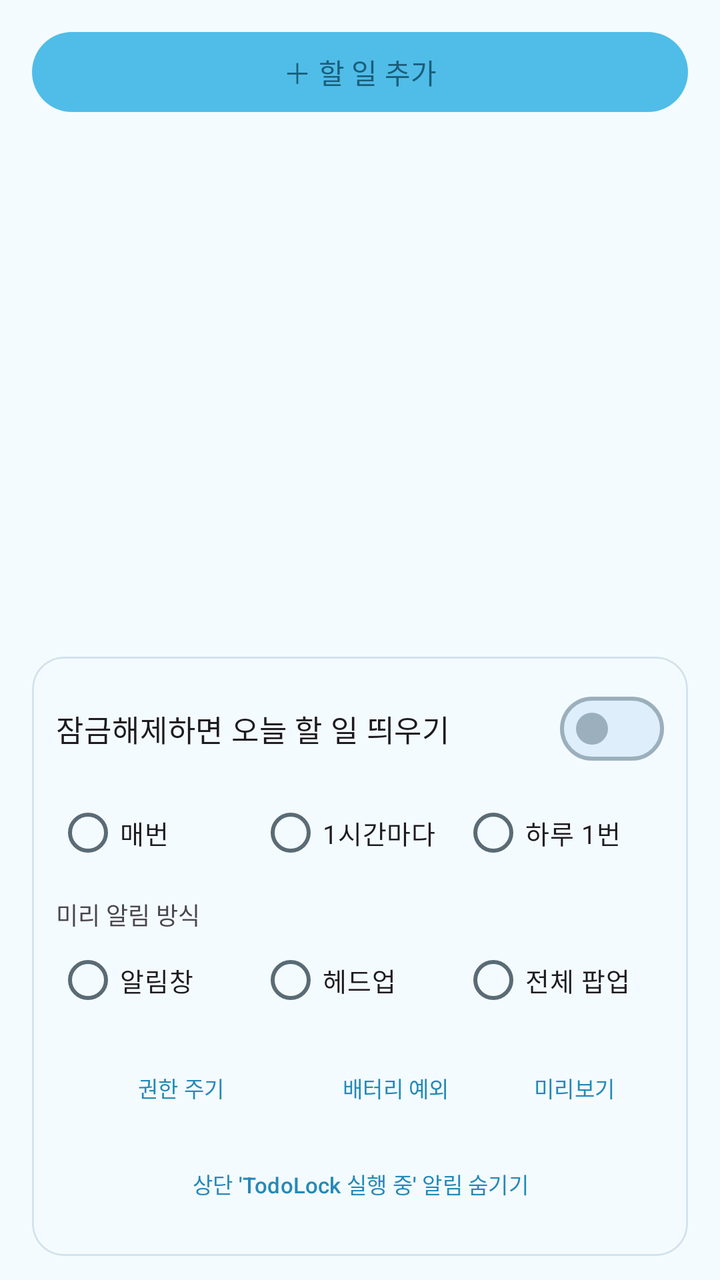
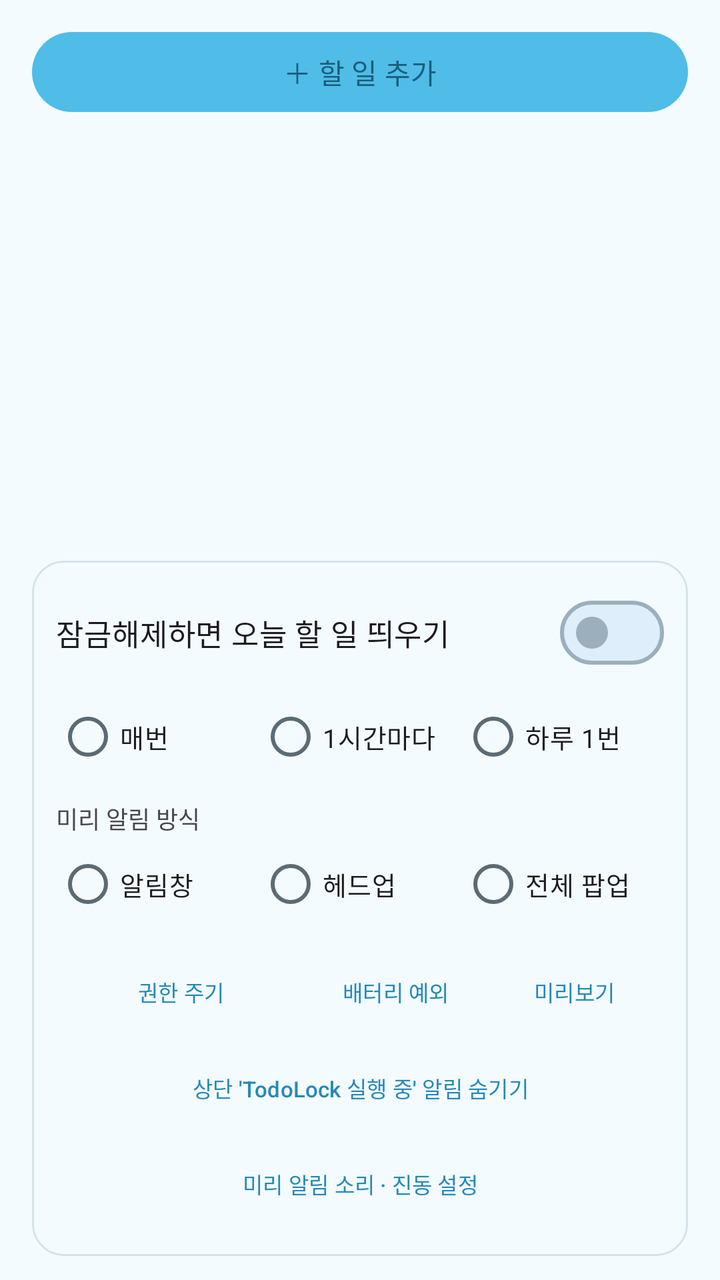

An Android layout rendered at two revisions. The XML below is the earlier revision; the diff shows what the commit changed to produce the second picture.
<!-- AndroidManifest.xml: application theme Theme.TodoLock -->
<!-- res/layout/activity_main.xml -->
<?xml version="1.0" encoding="utf-8"?>
<LinearLayout xmlns:android="http://schemas.android.com/apk/res/android"
    xmlns:app="http://schemas.android.com/apk/res-auto"
    android:layout_width="match_parent"
    android:layout_height="match_parent"
    android:orientation="vertical"
    android:fitsSystemWindows="true"
    android:paddingStart="16dp"
    android:paddingEnd="16dp"
    android:paddingTop="12dp"
    android:paddingBottom="12dp">

    <com.google.android.material.button.MaterialButton
        android:id="@+id/btnOpenAdd"
        style="@style/Widget.TodoLock.Button.Sky"
        android:layout_width="match_parent"
        android:layout_height="wrap_content"
        android:text="＋ 할 일 추가" />

    <TextView
        android:id="@+id/tvEmpty"
        android:layout_width="match_parent"
        android:layout_height="wrap_content"
        android:gravity="center"
        android:paddingTop="32dp"
        android:paddingBottom="32dp"
        android:alpha="0.55"
        android:text="할 일이 없습니다.\n오늘 할 일이 없으면 잠금해제 시 팝업도 뜨지 않아요."
        android:visibility="gone" />

    <androidx.recyclerview.widget.RecyclerView
        android:id="@+id/recycler"
        android:layout_width="match_parent"
        android:layout_height="0dp"
        android:layout_weight="1"
        android:layout_marginTop="8dp"
        android:clipToPadding="false"
        android:scrollbars="vertical" />

    <com.google.android.material.card.MaterialCardView
        android:layout_width="match_parent"
        android:layout_height="wrap_content"
        android:layout_marginTop="8dp"
        app:cardCornerRadius="16dp"
        app:cardElevation="0dp"
        app:strokeWidth="1dp">

        <LinearLayout
            android:layout_width="match_parent"
            android:layout_height="wrap_content"
            android:orientation="vertical"
            android:padding="12dp">

            <com.google.android.material.materialswitch.MaterialSwitch
                android:id="@+id/swEnabled"
                android:layout_width="match_parent"
                android:layout_height="wrap_content"
                android:text="잠금해제하면 오늘 할 일 띄우기"
                android:textSize="15sp" />

            <RadioGroup
                android:id="@+id/rgMode"
                android:layout_width="match_parent"
                android:layout_height="wrap_content"
                android:orientation="horizontal"
                android:layout_marginTop="4dp">

                <RadioButton
                    android:id="@+id/rbAlways"
                    android:layout_width="0dp"
                    android:layout_height="wrap_content"
                    android:layout_weight="1"
                    android:textSize="13sp"
                    android:text="매번" />

                <RadioButton
                    android:id="@+id/rbHourly"
                    android:layout_width="0dp"
                    android:layout_height="wrap_content"
                    android:layout_weight="1"
                    android:textSize="13sp"
                    android:text="1시간마다" />

                <RadioButton
                    android:id="@+id/rbOnce"
                    android:layout_width="0dp"
                    android:layout_height="wrap_content"
                    android:layout_weight="1"
                    android:textSize="13sp"
                    android:text="하루 1번" />
            </RadioGroup>

            <TextView
                android:layout_width="match_parent"
                android:layout_height="wrap_content"
                android:layout_marginTop="8dp"
                android:text="미리 알림 방식"
                android:textSize="12sp"
                android:textColor="?android:attr/textColorSecondary" />

            <RadioGroup
                android:id="@+id/rgRemind"
                android:layout_width="match_parent"
                android:layout_height="wrap_content"
                android:orientation="horizontal">

                <RadioButton
                    android:id="@+id/rbShade"
                    android:layout_width="0dp"
                    android:layout_height="wrap_content"
                    android:layout_weight="1"
                    android:textSize="13sp"
                    android:text="알림창" />

                <RadioButton
                    android:id="@+id/rbHeadsUp"
                    android:layout_width="0dp"
                    android:layout_height="wrap_content"
                    android:layout_weight="1"
                    android:textSize="13sp"
                    android:text="헤드업" />

                <RadioButton
                    android:id="@+id/rbPopup"
                    android:layout_width="0dp"
                    android:layout_height="wrap_content"
                    android:layout_weight="1"
                    android:textSize="13sp"
                    android:text="전체 팝업" />
            </RadioGroup>

            <TextView
                android:id="@+id/tvPermWarn"
                android:layout_width="match_parent"
                android:layout_height="wrap_content"
                android:textSize="12sp"
                android:textColor="?attr/colorError"
                android:layout_marginTop="4dp"
                android:text="⚠ '다른 앱 위에 표시' 권한이 없으면 팝업 대신 알림으로만 표시됩니다."
                android:visibility="gone" />

            <LinearLayout
                android:layout_width="match_parent"
                android:layout_height="wrap_content"
                android:orientation="horizontal"
                android:layout_marginTop="6dp">

                <com.google.android.material.button.MaterialButton
                    android:id="@+id/btnOverlay"
                    style="@style/Widget.Material3.Button.TextButton"
                    android:layout_width="0dp"
                    android:layout_height="wrap_content"
                    android:layout_weight="1.4"
                    android:textSize="11sp"
                    android:paddingStart="4dp"
                    android:paddingEnd="4dp"
                    android:insetLeft="0dp"
                    android:insetRight="0dp"
                    android:text="권한 주기" />

                <com.google.android.material.button.MaterialButton
                    android:id="@+id/btnBattery"
                    style="@style/Widget.Material3.Button.TextButton"
                    android:layout_width="0dp"
                    android:layout_height="wrap_content"
                    android:layout_weight="1"
                    android:textSize="11sp"
                    android:paddingStart="4dp"
                    android:paddingEnd="4dp"
                    android:insetLeft="0dp"
                    android:insetRight="0dp"
                    android:text="배터리 예외" />

                <com.google.android.material.button.MaterialButton
                    android:id="@+id/btnTest"
                    style="@style/Widget.Material3.Button.TextButton"
                    android:layout_width="0dp"
                    android:layout_height="wrap_content"
                    android:layout_weight="1"
                    android:textSize="11sp"
                    android:paddingStart="4dp"
                    android:paddingEnd="4dp"
                    android:insetLeft="0dp"
                    android:insetRight="0dp"
                    android:text="미리보기" />
            </LinearLayout>

            
            <com.google.android.material.button.MaterialButton
                android:id="@+id/btnHideOngoing"
                style="@style/Widget.Material3.Button.TextButton"
                android:layout_width="match_parent"
                android:layout_height="wrap_content"
                android:textSize="11sp"
                android:text="상단 'TodoLock 실행 중' 알림 숨기기" />

        </LinearLayout>
    </com.google.android.material.card.MaterialCardView>
</LinearLayout>
<!-- resources referenced by this layout -->
<resources>
  <style name="Widget.TodoLock.Button.Sky" parent="Widget.Material3.Button">
          <item name="backgroundTint">@color/sky_bright</item>
          <item name="android:textColor">@color/on_sky_bright</item>
          <item name="iconTint">@color/on_sky_bright</item>
          <item name="rippleColor">@color/on_sky_bright</item>
      </style>
  <color name="sky_bright">#4FBDE8</color>
  <color name="on_sky_bright">#1B5D7A</color>
  <color name="md_primary">#2489B8</color>
  <color name="md_on_primary">#FFFFFF</color>
  <color name="md_primary_container">#DCF2FE</color>
  <color name="md_on_primary_container">#1B5673</color>
  <color name="md_secondary">#4E616D</color>
  <color name="md_on_secondary">#FFFFFF</color>
  <color name="md_secondary_container">#D1E5F4</color>
  <color name="md_on_secondary_container">#0A1E28</color>
  <color name="md_tertiary">#5F5B7D</color>
  <color name="md_on_tertiary">#FFFFFF</color>
  <color name="md_tertiary_container">#E5DEFF</color>
  <color name="md_on_tertiary_container">#1B1736</color>
  <color name="md_error">#BA1A1A</color>
  <color name="md_on_error">#FFFFFF</color>
  <color name="md_error_container">#FFDAD6</color>
  <color name="md_on_error_container">#410002</color>
  <color name="md_background">#F4FBFF</color>
  <color name="md_on_background">#2C3A42</color>
  <color name="md_surface">#F4FBFF</color>
  <color name="md_on_surface">#2C3A42</color>
  <color name="md_surface_variant">#E3EEF5</color>
  <color name="md_on_surface_variant">#5A6B75</color>
  <color name="md_outline">#9BB0BC</color>
  <color name="md_outline_variant">#D3E2EB</color>
  <color name="md_inverse_surface">#2E3133</color>
  <color name="md_inverse_on_surface">#EFF1F3</color>
  <color name="md_inverse_primary">#83CFFF</color>
  <color name="md_surface_dim">#DDEBF4</color>
  <color name="md_surface_bright">#FBFDFF</color>
  <color name="md_surface_container_lowest">#FFFFFF</color>
  <color name="md_surface_container_low">#F9FCFF</color>
  <color name="md_surface_container">#EFF8FE</color>
  <color name="md_surface_container_high">#E7F4FD</color>
  <color name="md_surface_container_highest">#DEEFFB</color>
  <!-- unchanged entries left out for length: 1 -->
</resources>

<!-- the commit's change to res/layout/activity_main.xml (unified diff, before → after) -->
@@ -194,6 +194,15 @@
                 android:textSize="11sp"
                 android:text="상단 'TodoLock 실행 중' 알림 숨기기" />
 
+            
+            <com.google.android.material.button.MaterialButton
+                android:id="@+id/btnRemindSound"
+                style="@style/Widget.Material3.Button.TextButton"
+                android:layout_width="match_parent"
+                android:layout_height="wrap_content"
+                android:textSize="11sp"
+                android:text="미리 알림 소리 · 진동 설정" />
+
         </LinearLayout>
     </com.google.android.material.card.MaterialCardView>
 </LinearLayout>
